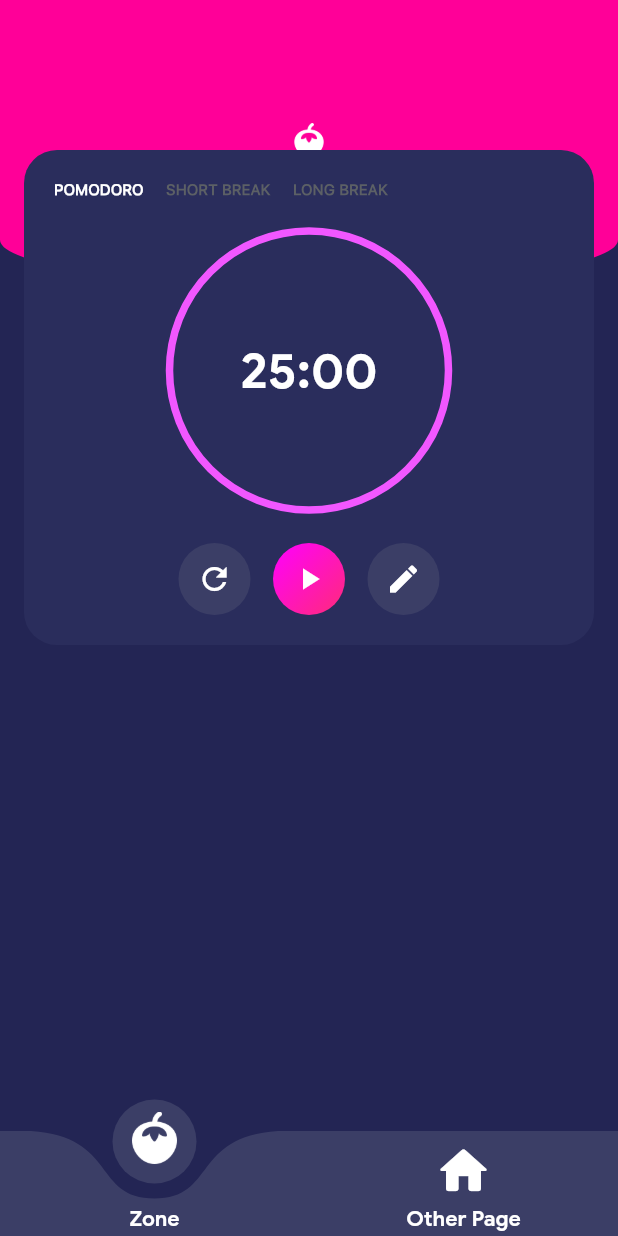
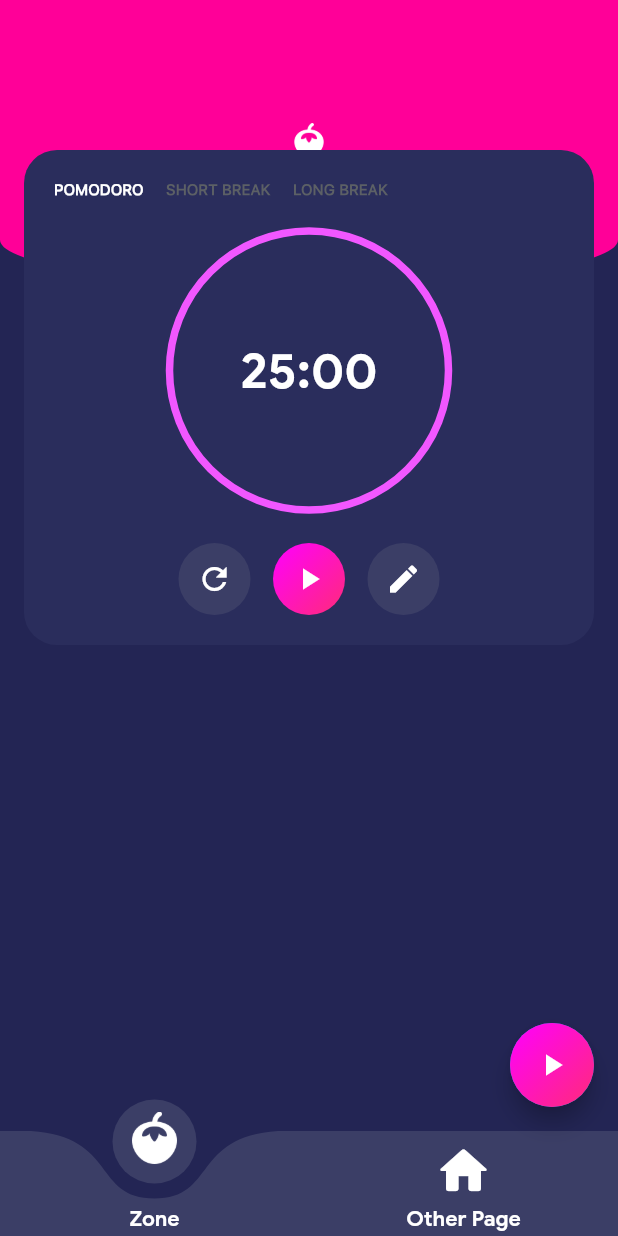
Before and after one commit to tomc128/classify-timer-trial, a Flutter app: the screen it shows after launch, on a phone screen of 412 x 824 dp. Run offline on Flutter 3.47's test engine with Material 2 defaults, Android fonts, the phone set to English and light mode, and no system bars; drawn by our look-alikes of curved_labeled_navigation_bar; project files that could hold a hidden picture were left out.

Commit message:
Add floating action button on all pages

```diff
--- a/lib/main.dart
+++ b/lib/main.dart
@@ -30,7 +30,30 @@ class _ClassifyTrialState extends State<ClassifyTrial> {
 
   @override
   Widget build(BuildContext context) {
-    return Scaffold(
+    return Consumer<ZoneTimer>(
+      builder: (context, timer, child) => Scaffold(
+        floatingActionButton: FloatingActionButton(
+          onPressed: () {
+            if (timer.zoneState == ZoneState.running) {
+              timer.pauseTimer();
+            } else {
+              timer.startTimer();
+            }
+          },
+          child: Container(
+            width: 60,
+            height: 60,
+            decoration: const BoxDecoration(
+              shape: BoxShape.circle,
+              gradient: LinearGradient(
+                colors: [Color(0xFFFF00FF), Color(0XFFFF2B79)],
+                begin: Alignment.topLeft,
+                end: Alignment.bottomRight,
+              ),
+            ),
+            child: Icon(timer.zoneState == ZoneState.running ? Icons.pause : Icons.play_arrow),
+          ),
+        ),
         bottomNavigationBar: CurvedNavigationBar(
           buttonBackgroundColor: kPurpleColor2,
           backgroundColor: kPurpleColor3,
@@ -66,11 +89,13 @@ class _ClassifyTrialState extends State<ClassifyTrial> {
                 color: Colors.white,
               ),
               label: "Other Page",
-              labelStyle: kGoogleSansTextStyle.copyWith(fontSize: 14, color: Colors.white)),
+              labelStyle: kGoogleSansTextStyle.copyWith(fontSize: 14, color: Colors.white),
+            ),
           ],
         ),
         backgroundColor: kPurpleColor3,
         body: _currentPage,
+      ),
     );
   }
 }
--- a/lib/pages/zone.dart
+++ b/lib/pages/zone.dart
@@ -138,10 +138,7 @@ class _ZonePageState extends State<ZonePage> {
           Ink(
             decoration: const ShapeDecoration(
               gradient: LinearGradient(
-                colors: [
-                  Color(0xFFFF00FF),
-                  Color(0XFFFF2B79),
-                ],
+                colors: [Color(0xFFFF00FF), Color(0XFFFF2B79)],
                 begin: Alignment.topLeft,
                 end: Alignment.bottomRight,
               ),
--- a/lib/zone/zone_timer.dart
+++ b/lib/zone/zone_timer.dart
@@ -18,15 +18,14 @@ class ZoneTimer extends ChangeNotifier {
   double get progress => 1 - (_currentDuration.inSeconds / getZoneTypeDuration(_zoneType).inSeconds);
 
   ZoneSettings settings = ZoneSettings(
-    pomodoroDuration: const Duration(seconds: 35),
-    shortBreakDuration: const Duration(seconds: 30),
-    longBreakDuration: const Duration(seconds: 40),
+    pomodoroDuration: const Duration(minutes: 25),
+    shortBreakDuration: const Duration(minutes: 5),
+    longBreakDuration: const Duration(minutes: 15),
     autoTransition: true,
   );
 
   void startTimer() {
     _zoneState = ZoneState.running;
-    _currentDuration = getZoneTypeDuration(_zoneType);
 
     _timer = Timer.periodic(const Duration(seconds: 1), (timer) {
       if (_currentDuration.inSeconds > 0) {
@@ -42,6 +41,8 @@ class ZoneTimer extends ChangeNotifier {
 
       notifyListeners();
     });
+
+    notifyListeners();
   }
 
   void switchZoneType(ZoneType state) {
```
Lines whose indentation alone changed are shown as unchanged.
